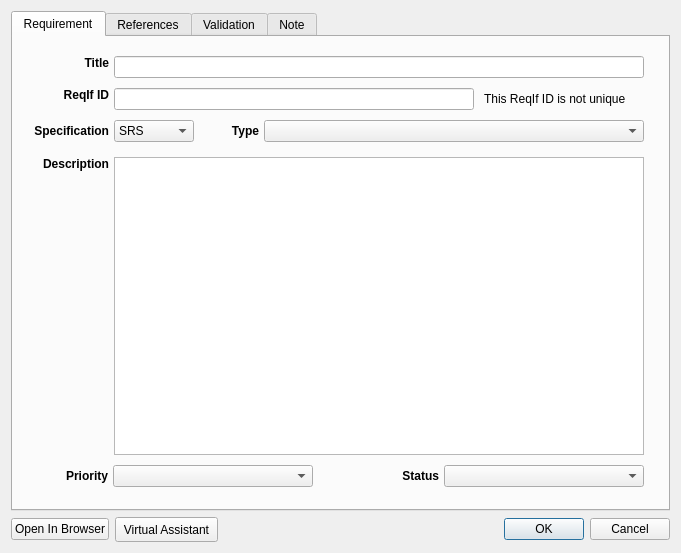
Qt form tastewidgets/requirements/basicrequirementdialog.ui (esa/TasteQtWidgets) before a commit.
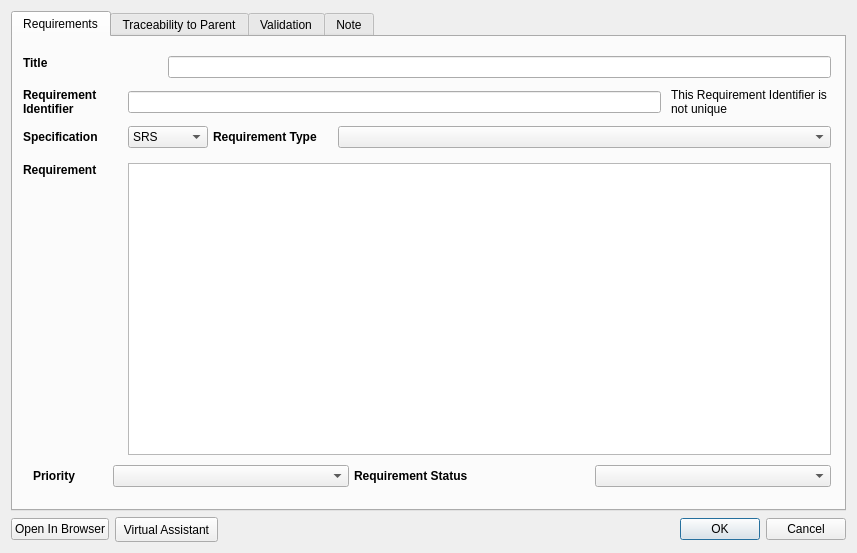
The same form after that commit. The open tabs and pages were chosen to show the change.

```diff
--- a/tastewidgets/requirements/basicrequirementdialog.ui
+++ b/tastewidgets/requirements/basicrequirementdialog.ui
@@ -6,10 +6,16 @@
    <rect>
     <x>0</x>
     <y>0</y>
-    <width>681</width>
+    <width>857</width>
     <height>553</height>
    </rect>
   </property>
+  <property name="minimumSize">
+   <size>
+    <width>750</width>
+    <height>0</height>
+   </size>
+  </property>
   <property name="windowTitle">
    <string>Requirement Editor</string>
   </property>
@@ -24,14 +30,14 @@
      </property>
      <widget class="QWidget" name="requirementTab">
       <attribute name="title">
-       <string>Requirement</string>
+       <string>Requirements</string>
       </attribute>
       <widget class="QWidget" name="layoutWidget">
        <property name="geometry">
         <rect>
          <x>0</x>
          <y>9</y>
-         <width>641</width>
+         <width>828</width>
          <height>451</height>
         </rect>
        </property>
@@ -62,19 +68,6 @@
           <property name="topMargin">
            <number>5</number>
           </property>
-          <item>
-           <spacer name="horizontalSpacer">
-            <property name="orientation">
-             <enum>Qt::Horizontal</enum>
-            </property>
-            <property name="sizeHint" stdset="0">
-             <size>
-              <width>40</width>
-              <height>20</height>
-             </size>
-            </property>
-           </spacer>
-          </item>
           <item>
            <widget class="QLabel" name="titleLabel">
             <property name="sizePolicy">
@@ -85,23 +78,45 @@
             </property>
             <property name="minimumSize">
              <size>
-              <width>40</width>
+              <width>100</width>
               <height>0</height>
              </size>
             </property>
+            <property name="maximumSize">
+             <size>
+              <width>16777215</width>
+              <height>16777215</height>
+             </size>
+            </property>
             <property name="text">
              <string>&lt;html&gt;&lt;head/&gt;&lt;body&gt;&lt;p&gt;&lt;span style=&quot; font-weight:700;&quot;&gt;Title&lt;/span&gt;&lt;/p&gt;&lt;/body&gt;&lt;/html&gt;</string>
             </property>
             <property name="alignment">
-             <set>Qt::AlignRight|Qt::AlignTop|Qt::AlignTrailing</set>
+             <set>Qt::AlignLeading|Qt::AlignLeft|Qt::AlignTop</set>
             </property>
            </widget>
           </item>
+          <item>
+           <spacer name="horizontalSpacer">
+            <property name="orientation">
+             <enum>Qt::Horizontal</enum>
+            </property>
+            <property name="sizeType">
+             <enum>QSizePolicy::Ignored</enum>
+            </property>
+            <property name="sizeHint" stdset="0">
+             <size>
+              <width>40</width>
+              <height>20</height>
+             </size>
+            </property>
+           </spacer>
+          </item>
           <item>
            <widget class="QLineEdit" name="titleLineEdit">
             <property name="minimumSize">
              <size>
-              <width>530</width>
+              <width>550</width>
               <height>0</height>
              </size>
             </property>
@@ -120,35 +135,22 @@
           <property name="topMargin">
            <number>5</number>
           </property>
-          <item>
-           <spacer name="horizontalSpacer_2">
-            <property name="orientation">
-             <enum>Qt::Horizontal</enum>
-            </property>
-            <property name="sizeType">
-             <enum>QSizePolicy::Maximum</enum>
-            </property>
-            <property name="sizeHint" stdset="0">
-             <size>
-              <width>29</width>
-              <height>20</height>
-             </size>
-            </property>
-           </spacer>
-          </item>
           <item>
            <widget class="QLabel" name="IdLabel">
             <property name="minimumSize">
              <size>
-              <width>57</width>
+              <width>100</width>
               <height>0</height>
              </size>
             </property>
             <property name="text">
-             <string>&lt;html&gt;&lt;head/&gt;&lt;body&gt;&lt;p&gt;&lt;span style=&quot; font-weight:700;&quot;&gt;ReqIf ID&lt;/span&gt;&lt;/p&gt;&lt;/body&gt;&lt;/html&gt;</string>
+             <string>&lt;html&gt;&lt;head/&gt;&lt;body&gt;&lt;p&gt;&lt;span style=&quot; font-weight:700;&quot;&gt;Requirement Identifier&lt;/span&gt;&lt;/p&gt;&lt;/body&gt;&lt;/html&gt;</string>
             </property>
             <property name="alignment">
-             <set>Qt::AlignRight|Qt::AlignTop|Qt::AlignTrailing</set>
+             <set>Qt::AlignLeading|Qt::AlignLeft|Qt::AlignTop</set>
+            </property>
+            <property name="wordWrap">
+             <bool>true</bool>
             </property>
            </widget>
           </item>
@@ -164,7 +166,7 @@
              <widget class="QLineEdit" name="idLineEdit">
               <property name="minimumSize">
                <size>
-                <width>300</width>
+                <width>280</width>
                 <height>0</height>
                </size>
               </property>
@@ -185,7 +187,10 @@
                </size>
               </property>
               <property name="text">
-               <string>This ReqIf ID is not unique</string>
+               <string>This Requirement Identifier is not unique</string>
+              </property>
+              <property name="wordWrap">
+               <bool>true</bool>
               </property>
              </widget>
             </item>
@@ -205,7 +210,7 @@
            <widget class="QLabel" name="label_6">
             <property name="minimumSize">
              <size>
-              <width>86</width>
+              <width>100</width>
               <height>0</height>
              </size>
             </property>
@@ -219,7 +224,7 @@
              <string>&lt;html&gt;&lt;head/&gt;&lt;body&gt;&lt;p&gt;&lt;span style=&quot; font-weight:700;&quot;&gt;Specification&lt;/span&gt;&lt;/p&gt;&lt;/body&gt;&lt;/html&gt;</string>
             </property>
             <property name="alignment">
-             <set>Qt::AlignRight|Qt::AlignTrailing|Qt::AlignVCenter</set>
+             <set>Qt::AlignLeading|Qt::AlignLeft|Qt::AlignVCenter</set>
             </property>
            </widget>
           </item>
@@ -259,7 +264,7 @@
            <widget class="QLabel" name="labelType">
             <property name="minimumSize">
              <size>
-              <width>60</width>
+              <width>120</width>
               <height>0</height>
              </size>
             </property>
@@ -270,10 +275,13 @@
              </size>
             </property>
             <property name="text">
-             <string>&lt;html&gt;&lt;head/&gt;&lt;body&gt;&lt;p&gt;&lt;span style=&quot; font-weight:700;&quot;&gt;Type&lt;/span&gt;&lt;/p&gt;&lt;/body&gt;&lt;/html&gt;</string>
+             <string>&lt;html&gt;&lt;head/&gt;&lt;body&gt;&lt;p&gt;&lt;span style=&quot; font-weight:700;&quot;&gt;Requirement Type&lt;/span&gt;&lt;/p&gt;&lt;/body&gt;&lt;/html&gt;</string>
             </property>
             <property name="alignment">
-             <set>Qt::AlignRight|Qt::AlignTrailing|Qt::AlignVCenter</set>
+             <set>Qt::AlignLeading|Qt::AlignLeft|Qt::AlignVCenter</set>
+            </property>
+            <property name="wordWrap">
+             <bool>true</bool>
             </property>
            </widget>
           </item>
@@ -281,7 +289,7 @@
            <widget class="QComboBox" name="typeComboBox">
             <property name="minimumSize">
              <size>
-              <width>300</width>
+              <width>180</width>
               <height>0</height>
              </size>
             </property>
@@ -294,32 +302,19 @@
           <property name="topMargin">
            <number>10</number>
           </property>
-          <item>
-           <spacer name="horizontalSpacer_3">
-            <property name="orientation">
-             <enum>Qt::Horizontal</enum>
-            </property>
-            <property name="sizeHint" stdset="0">
-             <size>
-              <width>40</width>
-              <height>20</height>
-             </size>
-            </property>
-           </spacer>
-          </item>
           <item>
            <widget class="QLabel" name="descriptionLabel">
             <property name="minimumSize">
              <size>
-              <width>75</width>
+              <width>100</width>
               <height>0</height>
              </size>
             </property>
             <property name="text">
-             <string>&lt;html&gt;&lt;head/&gt;&lt;body&gt;&lt;p&gt;&lt;span style=&quot; font-weight:700;&quot;&gt;Description&lt;/span&gt;&lt;/p&gt;&lt;/body&gt;&lt;/html&gt;</string>
+             <string>&lt;html&gt;&lt;head/&gt;&lt;body&gt;&lt;p&gt;&lt;span style=&quot; font-weight:700;&quot;&gt;Requirement&lt;/span&gt;&lt;/p&gt;&lt;/body&gt;&lt;/html&gt;</string>
             </property>
             <property name="alignment">
-             <set>Qt::AlignRight|Qt::AlignTop|Qt::AlignTrailing</set>
+             <set>Qt::AlignLeading|Qt::AlignLeft|Qt::AlignTop</set>
             </property>
             <property name="wordWrap">
              <bool>true</bool>
@@ -330,7 +325,7 @@
            <widget class="QTextEdit" name="descriptionTextEdit">
             <property name="minimumSize">
              <size>
-              <width>530</width>
+              <width>700</width>
               <height>0</height>
              </size>
             </property>
@@ -379,7 +374,7 @@
              <enum>Qt::RichText</enum>
             </property>
             <property name="alignment">
-             <set>Qt::AlignRight|Qt::AlignTrailing|Qt::AlignVCenter</set>
+             <set>Qt::AlignLeading|Qt::AlignLeft|Qt::AlignVCenter</set>
             </property>
            </widget>
           </item>
@@ -397,15 +392,15 @@
            <widget class="QLabel" name="statusLabel">
             <property name="minimumSize">
              <size>
-              <width>80</width>
+              <width>100</width>
               <height>0</height>
              </size>
             </property>
             <property name="text">
-             <string>&lt;html&gt;&lt;head/&gt;&lt;body&gt;&lt;p&gt;&lt;span style=&quot; font-weight:700;&quot;&gt;Status&lt;/span&gt;&lt;/p&gt;&lt;/body&gt;&lt;/html&gt;</string>
+             <string>&lt;html&gt;&lt;head/&gt;&lt;body&gt;&lt;p&gt;&lt;span style=&quot; font-weight:700;&quot;&gt;Requirement Status&lt;/span&gt;&lt;/p&gt;&lt;/body&gt;&lt;/html&gt;</string>
             </property>
             <property name="alignment">
-             <set>Qt::AlignRight|Qt::AlignTrailing|Qt::AlignVCenter</set>
+             <set>Qt::AlignLeading|Qt::AlignLeft|Qt::AlignVCenter</set>
             </property>
            </widget>
           </item>
@@ -413,7 +408,7 @@
            <widget class="QComboBox" name="statusComboBox">
             <property name="minimumSize">
              <size>
-              <width>200</width>
+              <width>180</width>
               <height>0</height>
              </size>
             </property>
@@ -426,7 +421,7 @@
      </widget>
      <widget class="QWidget" name="traceabilityTab">
       <attribute name="title">
-       <string>References</string>
+       <string>Traceability to Parent</string>
       </attribute>
       <widget class="QWidget" name="verticalLayoutWidget_2">
        <property name="geometry">
```
Left out of the diff: 102 changed lines with no effect on the pictures.
